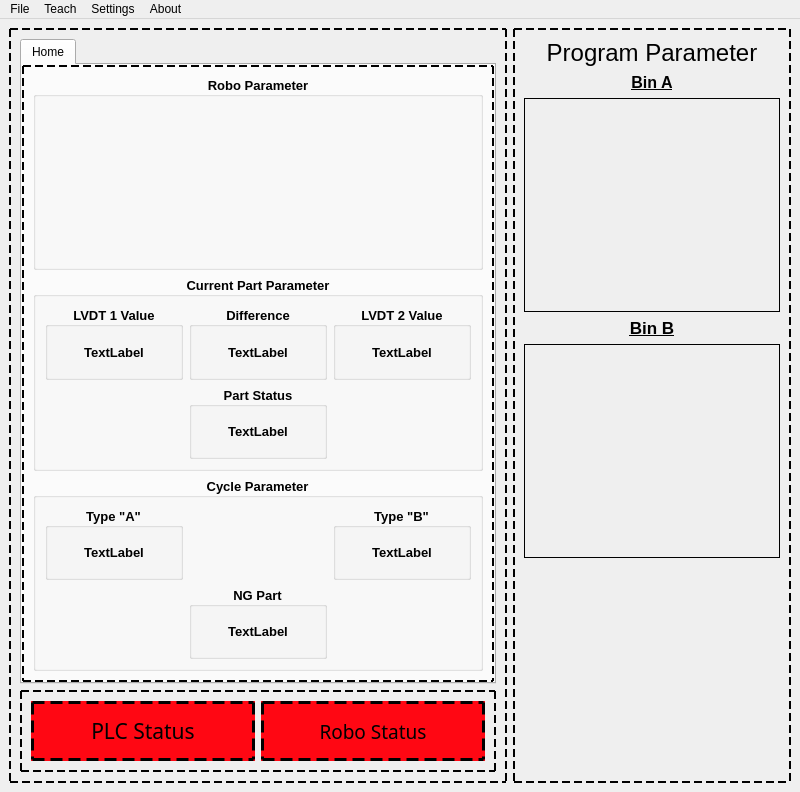
Qt form UI_Files/Mainwindow.ui (listpplo/AtopRobo) before a commit.
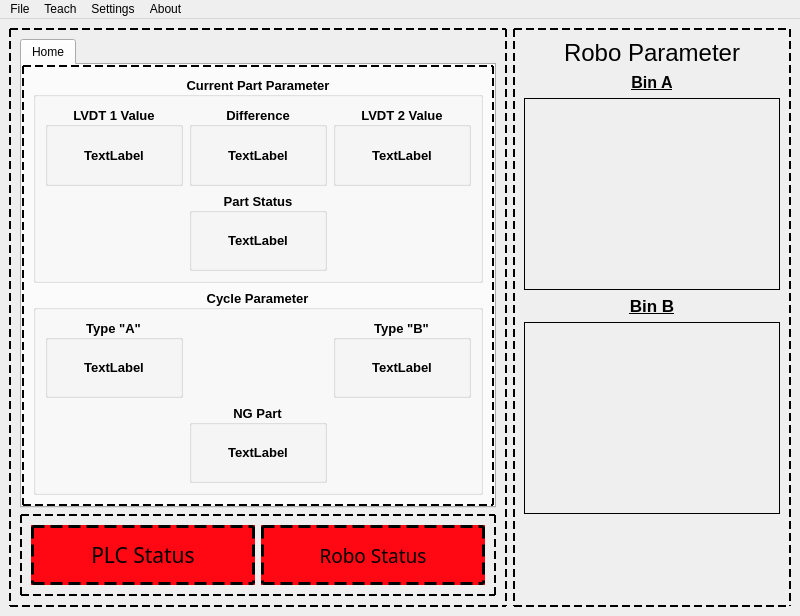
The same form after that commit. Icons and pictures are not drawn.

The edit to the form file:
```diff
--- a/UI_Files/Mainwindow.ui
+++ b/UI_Files/Mainwindow.ui
@@ -7,7 +7,7 @@
     <x>0</x>
     <y>0</y>
     <width>800</width>
-    <height>792</height>
+    <height>616</height>
    </rect>
   </property>
   <property name="windowTitle">
@@ -70,22 +70,6 @@
            <string>Home</string>
           </attribute>
           <layout class="QVBoxLayout" name="verticalLayout_3">
-           <item>
-            <widget class="QGroupBox" name="groupBox">
-             <property name="font">
-              <font>
-               <pointsize>10</pointsize>
-               <bold>true</bold>
-              </font>
-             </property>
-             <property name="title">
-              <string>Robo Parameter</string>
-             </property>
-             <property name="alignment">
-              <set>Qt::AlignmentFlag::AlignCenter</set>
-             </property>
-            </widget>
-           </item>
            <item>
             <widget class="QGroupBox" name="groupBox_2">
              <property name="font">
@@ -450,7 +434,7 @@
           </font>
          </property>
          <property name="text">
-          <string>Program Parameter</string>
+          <string>Robo Parameter</string>
          </property>
          <property name="alignment">
           <set>Qt::AlignmentFlag::AlignCenter</set>
```
Left out of the diff: 2 changed lines with no effect on the pictures.
